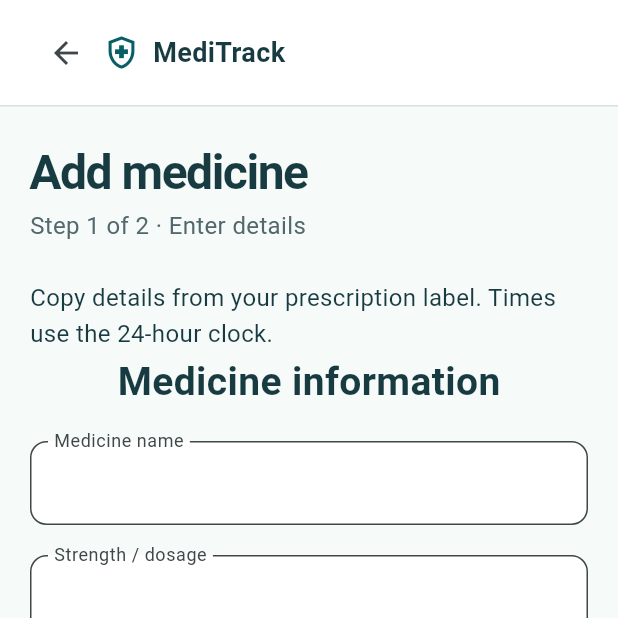
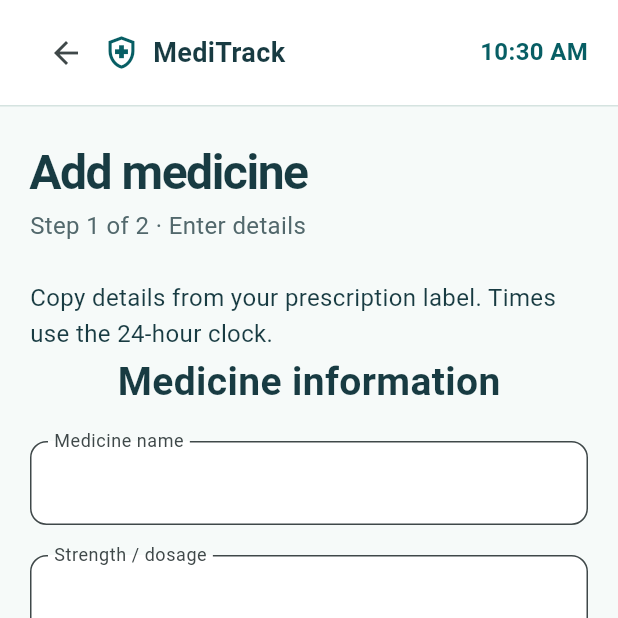
Before and after one commit to AIndian/MediTrack, a Flutter app: the screen it shows after launch, after a tap on "Add medicine", on a phone screen of 412 x 824 dp, the top half of it. Run offline on Flutter 3.47's test engine with Material 3 defaults, Android fonts, the phone set to English and light mode, and no system bars; our stand-ins replace shared_preferences.

Commit message:
Show live local time in the header on every screen

```diff
--- a/lib/widgets/design_widgets.dart
+++ b/lib/widgets/design_widgets.dart
@@ -1,3 +1,5 @@
+import 'header_clock.dart';
+
 import 'package:flutter/material.dart';
 
 import '../models/medicine.dart';
@@ -133,7 +135,9 @@ class AppPage extends StatelessWidget {
               border: Border(bottom: BorderSide(color: Color(0xffD5E3E0))),
             ),
             padding: const EdgeInsets.symmetric(horizontal: 20, vertical: 11),
-            child: Row(
+            child: LayoutBuilder(
+              builder: (context, constraints) {
+                final brand = Row(
                   children: [
                     if (Navigator.canPop(context))
                       BackButton(onPressed: () => Navigator.pop(context)),
@@ -146,10 +150,36 @@ class AppPage extends StatelessWidget {
                     const Expanded(
                       child: Text(
                         'MediTrack',
-                    style: TextStyle(fontSize: 18, fontWeight: FontWeight.w700),
+                        style: TextStyle(
+                          fontSize: 18,
+                          fontWeight: FontWeight.w700,
+                        ),
                       ),
                     ),
                   ],
+                );
+                if (constraints.maxWidth <
+                    MediaQuery.textScalerOf(context).scale(310)) {
+                  return Column(
+                    crossAxisAlignment: CrossAxisAlignment.stretch,
+                    children: [
+                      const Align(
+                        alignment: Alignment.topRight,
+                        child: HeaderClock(),
+                      ),
+                      const SizedBox(height: 8),
+                      brand,
+                    ],
+                  );
+                }
+                return Row(
+                  children: [
+                    Expanded(child: brand),
+                    const SizedBox(width: 12),
+                    const HeaderClock(),
+                  ],
+                );
+              },
             ),
           ),
           Expanded(
--- /dev/null
+++ b/lib/widgets/header_clock.dart
@@ -0,0 +1,74 @@
+import 'dart:async';
+
+import 'package:flutter/material.dart';
+
+/// Device-local time, formatted using the user's 12/24-hour preference.
+class HeaderClock extends StatefulWidget {
+  final DateTime Function()? now;
+  const HeaderClock({super.key, this.now});
+
+  @override
+  State<HeaderClock> createState() => _HeaderClockState();
+}
+
+class _HeaderClockState extends State<HeaderClock> with WidgetsBindingObserver {
+  late TimeOfDay _time;
+  late final Timer _timer;
+
+  TimeOfDay _readTime() =>
+      TimeOfDay.fromDateTime(widget.now?.call() ?? DateTime.now());
+
+  @override
+  void initState() {
+    super.initState();
+    _time = _readTime();
+    WidgetsBinding.instance.addObserver(this);
+    // Poll across minute boundaries and device-clock changes, but only rebuild
+    // when the displayed minute changes. This does not rebuild screen content.
+    _timer = Timer.periodic(const Duration(seconds: 1), (_) => _refresh());
+  }
+
+  void _refresh() {
+    final time = _readTime();
+    if (time != _time) {
+      setState(() => _time = time);
+    }
+  }
+
+  @override
+  void didChangeAppLifecycleState(AppLifecycleState state) {
+    if (state == AppLifecycleState.resumed) {
+      _refresh();
+    }
+  }
+
+  @override
+  void dispose() {
+    _timer.cancel();
+    WidgetsBinding.instance.removeObserver(this);
+    super.dispose();
+  }
+
+  @override
+  Widget build(BuildContext context) {
+    final formatted = MaterialLocalizations.of(context).formatTimeOfDay(
+      _time,
+      alwaysUse24HourFormat: MediaQuery.alwaysUse24HourFormatOf(context),
+    );
+    // Readable on demand without announcing every minute to screen readers.
+    return Semantics(
+      label: 'Current time: $formatted',
+      excludeSemantics: true,
+      child: Text(
+        formatted,
+        textAlign: TextAlign.right,
+        style: const TextStyle(
+          fontSize: 16,
+          height: 1.5,
+          fontWeight: FontWeight.w600,
+          color: Color(0xff075E64),
+        ),
+      ),
+    );
+  }
+}
```
Also changed, not shown: docs/images/flutter-phone.png, 5 other files. Lines whose indentation alone changed are shown as unchanged.
